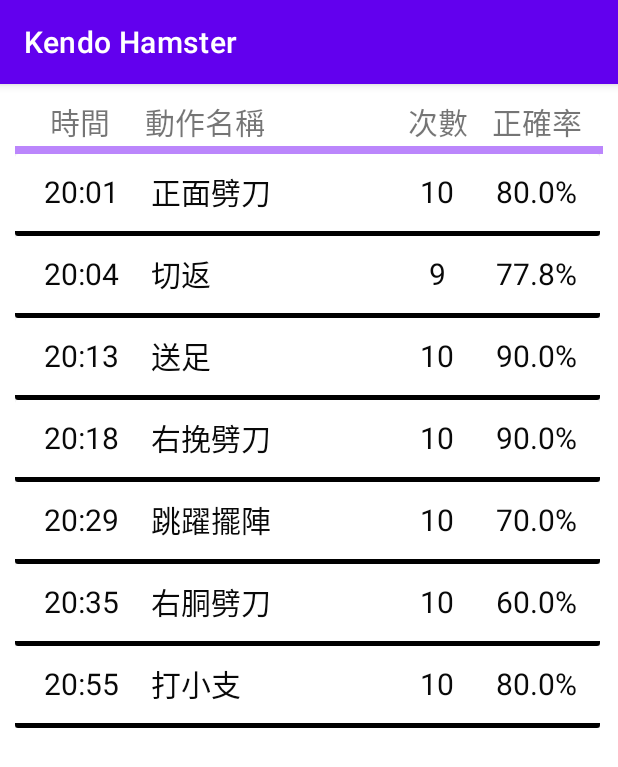
After one commit to Yang-Yun-Yeh/KendoHamster, an Android app: the HistoryDailyRecord screen opened directly, with no data from a screen before it, on a phone screen of 412 x 824 dp. The commit adds this screen. Shown: the top 767 px of the screen. Run offline under Robolectric (Android 15) with nearby library versions, the light colour scheme and no system bars.

Commit message:
add History Daily Record

```diff
--- a/app/src/main/AndroidManifest.xml
+++ b/app/src/main/AndroidManifest.xml
@@ -9,6 +9,9 @@
         android:roundIcon="@mipmap/ic_launcher_round"
         android:supportsRtl="true"
         android:theme="@style/Theme.KendoHamster">
+        <activity
+            android:name=".HistoryDailyRecord"
+            android:exported="false" />
         <activity
             android:name=".Settings"
             android:exported="false" />
--- a/app/src/main/java/com/ncumis/kendohamster/History.java
+++ b/app/src/main/java/com/ncumis/kendohamster/History.java
@@ -2,8 +2,10 @@ package com.ncumis.kendohamster;
 
 import androidx.appcompat.app.AppCompatActivity;
 
+import android.content.Intent;
 import android.os.Bundle;
 import android.view.View;
+import android.widget.Button;
 import android.widget.CalendarView;
 import android.widget.Toast;
 
@@ -11,6 +13,7 @@ import java.text.SimpleDateFormat;
 
 public class History extends AppCompatActivity {
     CalendarView calendarView;
+    Button btnRecord;
 
     @Override
     protected void onCreate(Bundle savedInstanceState) {
@@ -18,6 +21,8 @@ public class History extends AppCompatActivity {
         setContentView(R.layout.activity_history);
 
         calendarView = findViewById(R.id.calendarView);
+        btnRecord = findViewById(R.id.btnRecord);
+
         /*calendarView.getDate();
         calendarView.setOnClickListener(new View.OnClickListener() {
             @Override
@@ -27,5 +32,14 @@ public class History extends AppCompatActivity {
             }
         });*/
 
+        btnRecord.setOnClickListener(new View.OnClickListener() {
+            @Override
+            public void onClick(View view) {
+                Intent i = new Intent(History.this, HistoryDailyRecord.class);
+                startActivity(i);
+            }
+        });
+
+
     }
 }
--- /dev/null
+++ b/app/src/main/java/com/ncumis/kendohamster/HistoryDailyRecord.java
@@ -0,0 +1,66 @@
+package com.ncumis.kendohamster;
+
+import androidx.appcompat.app.AppCompatActivity;
+import androidx.recyclerview.widget.LinearLayoutManager;
+import androidx.recyclerview.widget.RecyclerView;
+
+import android.os.Bundle;
+
+import java.util.ArrayList;
+
+public class HistoryDailyRecord extends AppCompatActivity {
+
+    private RecyclerView recyclerView;
+    private RecyclerAdapterForHistoryList adapter;
+
+    private ArrayList<String> timeList = new ArrayList<>();
+    private ArrayList<String> motionsList = new ArrayList<>();
+    private  ArrayList<Integer> countList = new ArrayList<>();
+    private  ArrayList<Double> correctRateList = new ArrayList<>();
+
+    @Override
+    protected void onCreate(Bundle savedInstanceState) {
+        super.onCreate(savedInstanceState);
+        setContentView(R.layout.activity_history_daily_record);
+
+
+        recyclerView = findViewById(R.id.recyclerViewHistory);
+        recyclerView.setLayoutManager(new LinearLayoutManager(HistoryDailyRecord.this));
+
+        timeList.add("20:01");
+        timeList.add("20:04");
+        timeList.add("20:13");
+        timeList.add("20:18");
+        timeList.add("20:29");
+        timeList.add("20:35");
+        timeList.add("20:55");
+
+        motionsList.add("正面劈刀");
+        motionsList.add("切返");
+        motionsList.add("送足");
+        motionsList.add("右挽劈刀");
+        motionsList.add("跳躍擺陣");
+        motionsList.add("右胴劈刀");
+        motionsList.add("打小支");
+
+        countList.add(10);
+        countList.add(9);
+        countList.add(10);
+        countList.add(10);
+        countList.add(10);
+        countList.add(10);
+        countList.add(10);
+
+        correctRateList.add(80.0);
+        correctRateList.add(77.8);
+        correctRateList.add(90.0);
+        correctRateList.add(90.0);
+        correctRateList.add(70.0);
+        correctRateList.add(60.0);
+        correctRateList.add(80.0);
+
+        adapter = new RecyclerAdapterForHistoryList(timeList, motionsList, countList, correctRateList, HistoryDailyRecord.this);
+        recyclerView.setAdapter(adapter);
+
+    }
+}
--- /dev/null
+++ b/app/src/main/java/com/ncumis/kendohamster/RecyclerAdapterForHistoryList.java
@@ -0,0 +1,71 @@
+package com.ncumis.kendohamster;
+
+import android.content.Context;
+import android.view.LayoutInflater;
+import android.view.View;
+import android.view.ViewGroup;
+import android.widget.TextView;
+
+import androidx.annotation.NonNull;
+import androidx.recyclerview.widget.RecyclerView;
+
+import java.util.ArrayList;
+
+public class RecyclerAdapterForHistoryList extends RecyclerView.Adapter<RecyclerAdapterForHistoryList.HistoryRecordViewHolder> {
+
+    private ArrayList<String> timeList;
+    private ArrayList<String> motionsList;
+    private  ArrayList<Integer> countList;
+    private  ArrayList<Double> correctRateList;
+    private Context context;
+
+    public RecyclerAdapterForHistoryList(ArrayList<String> timeList, ArrayList<String> motionsList, ArrayList<Integer> countList, ArrayList<Double> correctRateList, Context context) {
+        this.timeList = timeList;
+        this.motionsList = motionsList;
+        this.countList = countList;
+        this.correctRateList = correctRateList;
+        this.context = context;
+    }
+
+    @NonNull
+    @Override
+    //define the card_design we made, 會回傳根據card_design 的view
+    public HistoryRecordViewHolder onCreateViewHolder(@NonNull ViewGroup parent, int viewType) {
+        View view = LayoutInflater.from(parent.getContext()).inflate(R.layout.history_record, parent, false);
+        return new HistoryRecordViewHolder(view);
+    }
+
+    @Override
+    public void onBindViewHolder(@NonNull HistoryRecordViewHolder holder, int position) {
+        //specify what should be done when the card_design 被做出來，並且與recyclerView 連起來
+        holder.textViewTime.setText(timeList.get(position));
+        holder.textViewMotionName.setText(motionsList.get(position));
+        holder.textViewCount.setText(countList.get(position).toString());
+        holder.textViewCorrectRate.setText(correctRateList.get(position).toString() + "%");
+        holder.textViewBar.setText("");
+    }
+
+    @Override
+    public int getItemCount() {
+        return motionsList.size();
+    }
+
+    //represent card_design
+    public class HistoryRecordViewHolder extends RecyclerView.ViewHolder {
+
+        private TextView textViewTime, textViewMotionName, textViewCount, textViewCorrectRate, textViewBar;
+
+        public HistoryRecordViewHolder(@NonNull View itemView) {
+            super(itemView);
+
+            textViewTime = itemView.findViewById(R.id.textViewTime);
+            textViewMotionName = itemView.findViewById(R.id.textViewMotionRecord);
+            textViewCount = itemView.findViewById(R.id.textViewCount);
+            textViewCorrectRate = itemView.findViewById(R.id.textViewCorrect);
+            textViewBar = itemView.findViewById(R.id.bar);
+
+
+        }
+    }
+
+}
--- a/app/src/main/res/layout/activity_history.xml
+++ b/app/src/main/res/layout/activity_history.xml
@@ -27,4 +27,14 @@
         app:layout_constraintEnd_toEndOf="parent"
         app:layout_constraintStart_toStartOf="parent" />
 
+    <Button
+        android:id="@+id/btnRecord"
+        android:layout_width="wrap_content"
+        android:layout_height="wrap_content"
+        android:layout_marginTop="41dp"
+        android:text="history Record"
+        app:layout_constraintEnd_toEndOf="parent"
+        app:layout_constraintStart_toStartOf="parent"
+        app:layout_constraintTop_toBottomOf="@+id/textView2" />
+
 </androidx.constraintlayout.widget.ConstraintLayout>
--- /dev/null
+++ b/app/src/main/res/layout/activity_history_daily_record.xml
@@ -0,0 +1,68 @@
+<?xml version="1.0" encoding="utf-8"?>
+<LinearLayout
+    xmlns:android="http://schemas.android.com/apk/res/android"
+    xmlns:app="http://schemas.android.com/apk/res-auto"
+    xmlns:tools="http://schemas.android.com/tools"
+    android:layout_width="match_parent"
+    android:layout_height="match_parent"
+    android:padding="10dp"
+    tools:context=".HistoryDailyRecord"
+    android:orientation="vertical">
+
+    <LinearLayout
+        android:layout_width="match_parent"
+        android:layout_height="wrap_content"
+        android:orientation="horizontal"
+        tools:layout_editor_absoluteX="10dp"
+        tools:layout_editor_absoluteY="10dp">
+
+        <TextView
+            android:id="@+id/textView12"
+            android:layout_width="0dp"
+            android:layout_height="wrap_content"
+            android:layout_weight="2"
+            android:gravity="center"
+            android:text="時間"
+            android:textSize="20sp" />
+
+        <TextView
+            android:id="@+id/textView13"
+            android:layout_width="0dp"
+            android:layout_height="wrap_content"
+            android:layout_weight="4"
+            android:gravity="center_vertical"
+            android:text="動作名稱"
+            android:textSize="20sp" />
+
+        <TextView
+            android:id="@+id/textView14"
+            android:layout_width="0dp"
+            android:layout_height="wrap_content"
+            android:layout_weight="1"
+            android:gravity="center"
+            android:text="次數"
+            android:textSize="20sp" />
+
+        <TextView
+            android:id="@+id/textView15"
+            android:layout_width="0dp"
+            android:layout_height="wrap_content"
+            android:layout_weight="2"
+            android:gravity="center"
+            android:text="正確率"
+            android:textSize="20sp" />
+    </LinearLayout>
+
+    <TextView
+        android:layout_width="fill_parent"
+        android:layout_height="5dp"
+        android:layout_marginTop="1dp"
+        android:background="@color/purple_200" />
+
+    <androidx.recyclerview.widget.RecyclerView
+        android:id="@+id/recyclerViewHistory"
+        android:layout_width="match_parent"
+        android:layout_height="match_parent"
+        tools:listitem="@layout/history_record" />
+
+</LinearLayout>
--- /dev/null
+++ b/app/src/main/res/layout/history_record.xml
@@ -0,0 +1,84 @@
+<?xml version="1.0" encoding="utf-8"?>
+<androidx.constraintlayout.widget.ConstraintLayout xmlns:android="http://schemas.android.com/apk/res/android"
+    xmlns:app="http://schemas.android.com/apk/res-auto"
+    android:layout_width="match_parent"
+    android:layout_height="wrap_content"
+    android:layout_marginEnd="2dp">
+
+    <androidx.cardview.widget.CardView
+        android:id="@+id/cardViewForHistoryRecord"
+        android:layout_width="0dp"
+        android:layout_height="wrap_content"
+        android:padding="5dp"
+        app:layout_constraintEnd_toEndOf="parent"
+        app:layout_constraintStart_toStartOf="parent"
+        app:layout_constraintTop_toTopOf="parent">
+
+        <LinearLayout
+            android:layout_width="match_parent"
+            android:layout_height="match_parent"
+            android:orientation="vertical">
+
+            <LinearLayout
+                android:layout_width="match_parent"
+                android:layout_height="50dp"
+                android:orientation="horizontal">
+
+                <TextView
+                    android:id="@+id/textViewTime"
+                    android:layout_width="0dp"
+                    android:layout_height="match_parent"
+                    android:layout_marginStart="2dp"
+                    android:layout_weight="2"
+                    android:gravity="center"
+                    android:text="20:13"
+                    android:textColor="#090909"
+                    android:textSize="20sp" />
+
+                <TextView
+                    android:id="@+id/textViewMotionRecord"
+                    android:layout_width="0dp"
+                    android:layout_height="match_parent"
+                    android:layout_marginStart="2dp"
+                    android:layout_weight="4"
+                    android:gravity="center_vertical"
+                    android:padding="2dp"
+                    android:text="正面劈刀"
+                    android:textColor="#090909"
+                    android:textSize="20sp" />
+
+                <TextView
+                    android:id="@+id/textViewCount"
+                    android:layout_width="0dp"
+                    android:layout_height="match_parent"
+                    android:layout_marginStart="2dp"
+                    android:layout_weight="1"
+                    android:gravity="center"
+                    android:padding="2dp"
+                    android:text="10"
+                    android:textColor="#090909"
+                    android:textSize="20sp" />
+
+                <TextView
+                    android:id="@+id/textViewCorrect"
+                    android:layout_width="0dp"
+                    android:layout_height="match_parent"
+                    android:layout_marginStart="2dp"
+                    android:layout_weight="2"
+                    android:gravity="center"
+                    android:padding="2dp"
+                    android:text="50%"
+                    android:textColor="#090909"
+                    android:textSize="20sp" />
+            </LinearLayout>
+
+            <TextView
+                android:id="@+id/bar"
+                android:layout_width="fill_parent"
+                android:layout_height="3dp"
+                android:layout_marginTop="1dp"
+                android:background="@color/black" />
+        </LinearLayout>
+
+    </androidx.cardview.widget.CardView>
+</androidx.constraintlayout.widget.ConstraintLayout>
```
